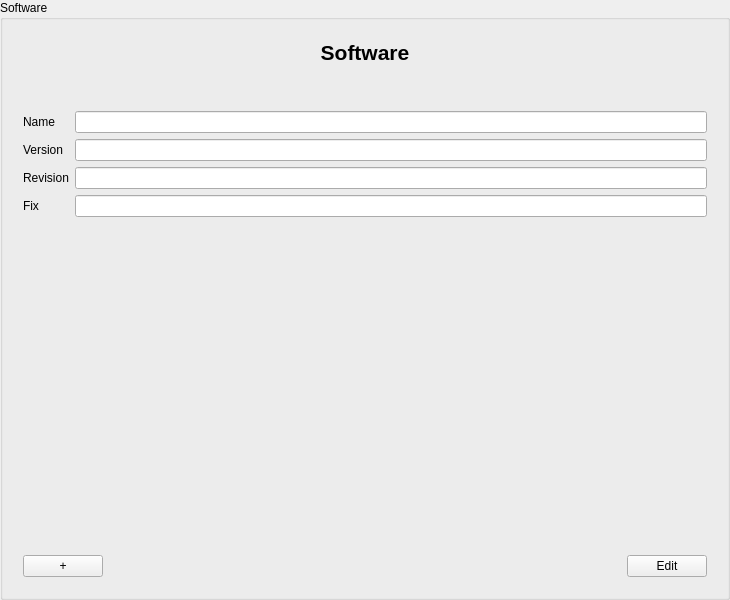
Qt form resources/forms/softwareinputarea.ui (jmuelbert/jmbde-python) before a commit.
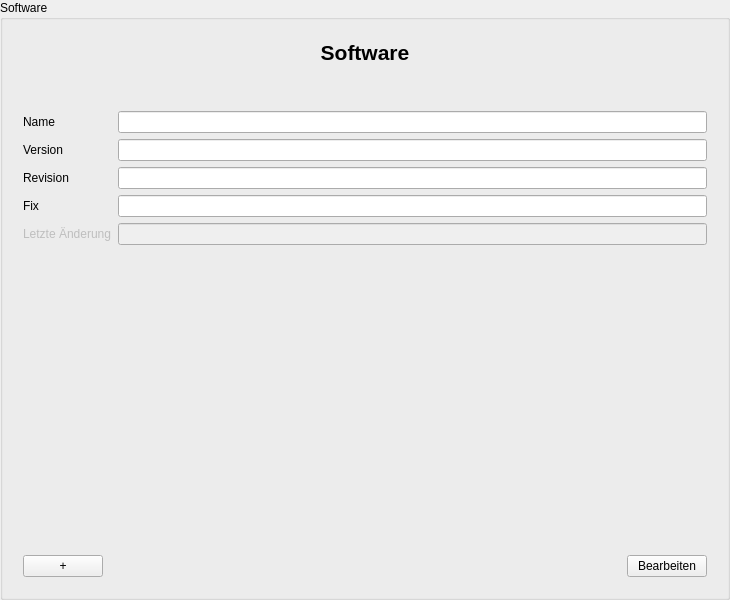
The same form after that commit.

Diff of the .ui file:
```diff
--- a/resources/forms/softwareinputarea.ui
+++ b/resources/forms/softwareinputarea.ui
@@ -62,34 +62,8 @@
       </item>
       <item>
        <layout class="QGridLayout" name="gridLayout">
-        <item row="1" column="2">
-         <widget class="QLineEdit" name="lineEdit_Version"/>
-        </item>
-        <item row="0" column="2">
-         <widget class="QLineEdit" name="lineEdit_Name"/>
-        </item>
-        <item row="2" column="0">
-         <widget class="QLabel" name="label_Revision">
-          <property name="text">
-           <string>Revision</string>
-          </property>
-          <property name="buddy">
-           <cstring>lineEdit_Revision</cstring>
-          </property>
-         </widget>
-        </item>
-        <item row="1" column="0">
-         <widget class="QLabel" name="label_Version">
-          <property name="text">
-           <string>Version</string>
-          </property>
-          <property name="buddy">
-           <cstring>lineEdit_Version</cstring>
-          </property>
-         </widget>
-        </item>
-        <item row="2" column="2">
-         <widget class="QLineEdit" name="lineEdit_Revision"/>
+        <item row="1" column="1">
+         <widget class="QLineEdit" name="versionLineEdit" />
         </item>
         <item row="0" column="0">
          <widget class="QLabel" name="label_Name">
@@ -101,6 +75,22 @@
           </property>
          </widget>
         </item>
+        <item row="2" column="1">
+         <widget class="QLineEdit" name="revisionLineEdit" />
+        </item>
+        <item row="1" column="0">
+         <widget class="QLabel" name="versionLabel">
+          <property name="text">
+           <string>Version</string>
+          </property>
+          <property name="buddy">
+           <cstring>versionLineEdit</cstring>
+          </property>
+         </widget>
+        </item>
+        <item row="0" column="1">
+         <widget class="QLineEdit" name="nameLineEdit" />
+        </item>
         <item row="3" column="0">
          <widget class="QLabel" name="label_Fix">
           <property name="text">
@@ -111,8 +101,38 @@
           </property>
          </widget>
         </item>
-        <item row="3" column="2">
-         <widget class="QLineEdit" name="lineEdit_Fix"/>
+        <item row="3" column="1">
+         <widget class="QLineEdit" name="fixLineEdit" />
+        </item>
+        <item row="2" column="0">
+         <widget class="QLabel" name="revisionLabel">
+          <property name="text">
+           <string>Revision</string>
+          </property>
+          <property name="buddy">
+           <cstring>revisionLineEdit</cstring>
+          </property>
+         </widget>
+        </item>
+        <item row="4" column="0">
+         <widget class="QLabel" name="lastUpdateLabel">
+          <property name="enabled">
+           <bool>false</bool>
+          </property>
+          <property name="text">
+           <string>Letzte Änderung</string>
+          </property>
+          <property name="buddy">
+           <cstring>lastUpdateLineEdit</cstring>
+          </property>
+         </widget>
+        </item>
+        <item row="4" column="1">
+         <widget class="QLineEdit" name="lastUpdateLineEdit">
+          <property name="enabled">
+           <bool>false</bool>
+          </property>
+         </widget>
         </item>
        </layout>
       </item>
@@ -154,7 +174,7 @@
         <item>
          <widget class="QPushButton" name="pushButton_EditFinish">
           <property name="text">
-           <string>Edit</string>
+           <string>Bearbeiten</string>
           </property>
          </widget>
         </item>
```
Left out of the diff: 35 changed lines with no effect on the pictures.
